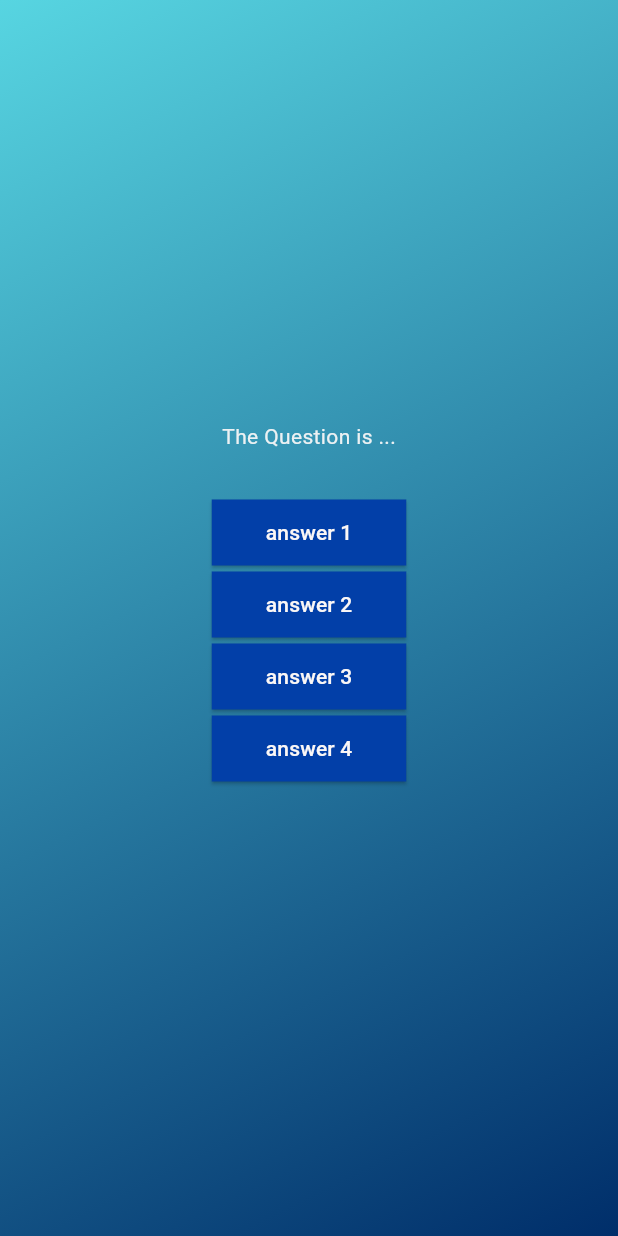
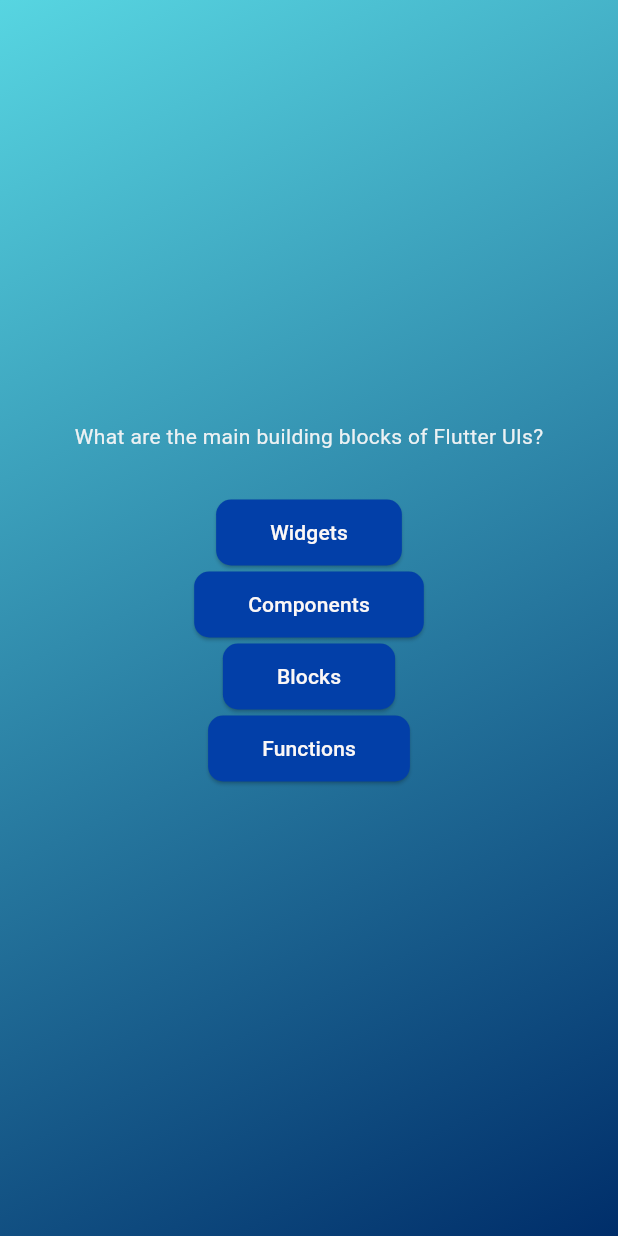
Before and after one commit to AaronPeterOcen/quiz_advanced_flutter, a Flutter app: the screen it shows after launch, after a tap on "Start quiz", on a phone screen of 412 x 824 dp. Run offline on Flutter 3.47's test engine with Material 3 defaults, Android fonts, the phone set to English and light mode, and no system bars.

Commit message:
accessing the list elements to render them onto the buttons

```diff
--- a/lib/answer_button.dart
+++ b/lib/answer_button.dart
@@ -17,11 +17,14 @@ class AnswerButton extends StatelessWidget {
       child: ElevatedButton(
         onPressed: onEnter,
         style: ElevatedButton.styleFrom(
-            // padding: EdgeInsets.all(10),
-            backgroundColor: const Color.fromARGB(255, 2, 63, 168),
-            foregroundColor: const Color.fromARGB(255, 251, 247, 246),
-            shape:
-                RoundedRectangleBorder(borderRadius: BorderRadius.circular(0))),
+          // padding: EdgeInsets.all(10),
+
+          backgroundColor: const Color.fromARGB(255, 2, 63, 168),
+          foregroundColor: const Color.fromARGB(255, 251, 247, 246),
+          shape: RoundedRectangleBorder(
+            borderRadius: BorderRadius.circular(10),
+          ),
+        ),
         child: Padding(
           padding: const EdgeInsets.all(12.0),
           child: Text(answerText),
--- a/lib/questions_screen.dart
+++ b/lib/questions_screen.dart
@@ -1,5 +1,6 @@
 import 'package:flutter/material.dart';
 import 'package:quiz_advanced_flutter/answer_button.dart';
+import 'package:quiz_advanced_flutter/data/question_data.dart';
 
 class QuestionsScreen extends StatefulWidget {
   const QuestionsScreen({super.key});
@@ -11,30 +12,33 @@ class QuestionsScreen extends StatefulWidget {
 class _QuestionsScreenState extends State<QuestionsScreen> {
   @override
   Widget build(context) {
+    final currentQuestion = questions[0];
+    final questionAnswer = questions[1];
+
     return SizedBox(
       width: double.infinity,
       child: Column(
         mainAxisAlignment: MainAxisAlignment.center,
         children: [
-          const Text(
-            'The Question is ...',
-            style: TextStyle(color: Color.fromARGB(255, 236, 241, 243)),
+          Text(
+            currentQuestion.text,
+            style: const TextStyle(color: Color.fromARGB(255, 236, 241, 243)),
           ),
           const SizedBox(height: 30),
           AnswerButton(
-            answerText: "answer 1",
+            answerText: currentQuestion.answers[0],
             onEnter: () {},
           ),
           AnswerButton(
-            answerText: "answer 2",
+            answerText: currentQuestion.answers[1],
             onEnter: () {},
           ),
           AnswerButton(
-            answerText: "answer 3",
+            answerText: currentQuestion.answers[2],
             onEnter: () {},
           ),
           AnswerButton(
-            answerText: "answer 4",
+            answerText: currentQuestion.answers[3],
             onEnter: () {},
           ),
           const SizedBox(height: 20),
```
